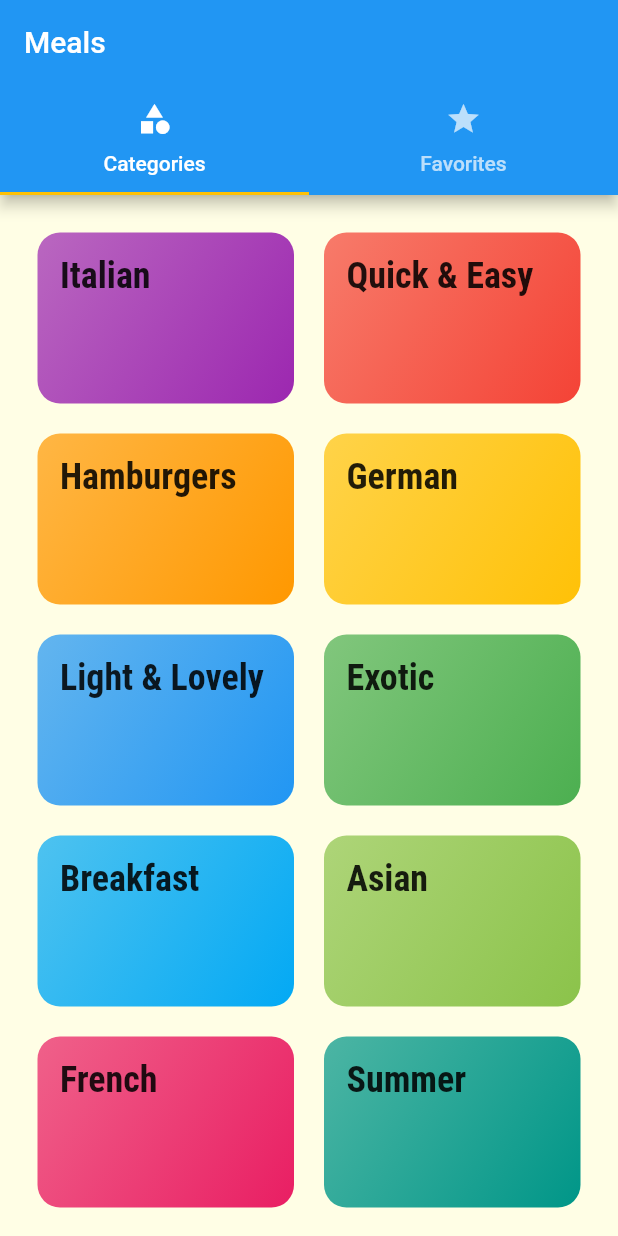
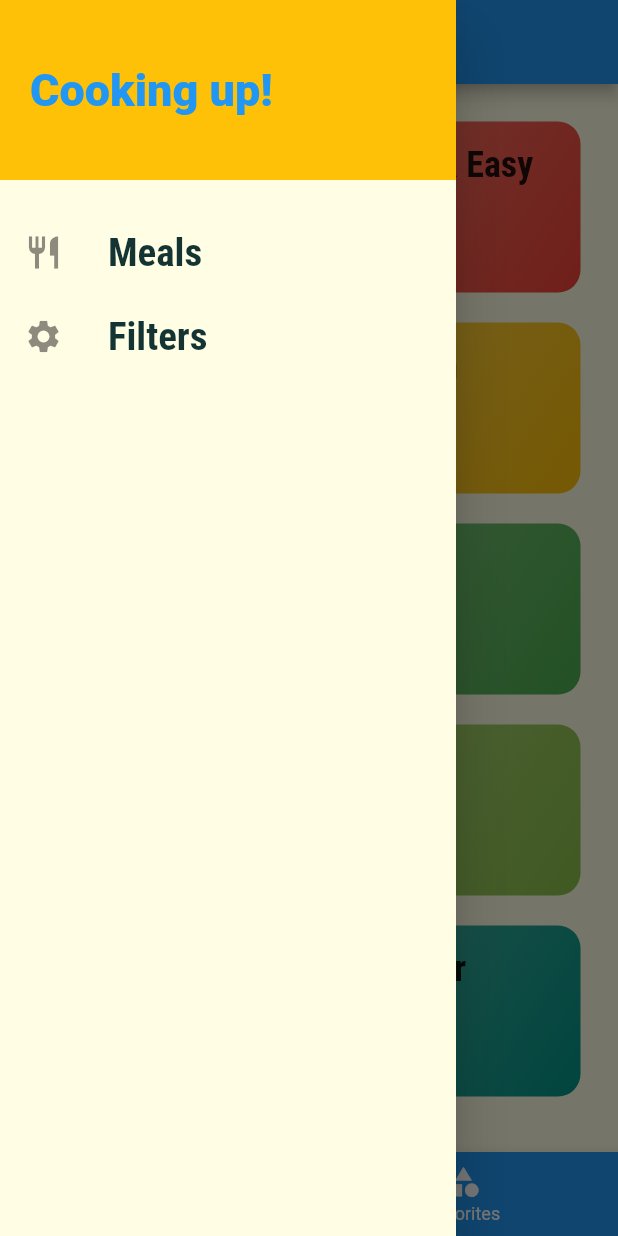
Before and after one commit to parsher/flutter_meal_app, a Flutter app: the screen it shows after launch, with the side drawer open (before the commit the screen has no drawer), on a phone screen of 412 x 824 dp. Run offline on Flutter 3.47's test engine with Material 2 defaults, Android fonts, the phone set to English and light mode, and no system bars; Roboto replaces fonts that are missing (Releway).

Commit message:
pop with data

```diff
--- a/lib/main.dart
+++ b/lib/main.dart
@@ -2,6 +2,7 @@ import 'package:flutter/material.dart';
 import './screens/tabs_screen.dart';
 import './screens/meal_detail_screen.dart';
 import './screens/category_meals_screen.dart';
+import './screens/filters_screen.dart';
 
 void main() => runApp(MyApp());
 
@@ -35,6 +36,7 @@ class MyApp extends StatelessWidget {
         '/': (ctx) => TabScreen(),
         CategoryMealsScreen.routeName: (ctx) => CategoryMealsScreen(),
         MealDetailScreen.routeName: (ctx) => MealDetailScreen(),
+        FiltersScreen.routeName: (ctx) => FiltersScreen(),
       },
       // onGenerateRoute: (settings) {
         // if (settings.name == '/meal-detail') {
--- /dev/null
+++ b/lib/screens/filters_screen.dart
@@ -0,0 +1,19 @@
+import 'package:flutter/material.dart';
+import '../widgets/main_drawer.dart';
+
+class FiltersScreen extends StatelessWidget {
+  static const routeName = '/filters';
+
+  @override
+  Widget build(BuildContext context) {
+    return Scaffold(
+      drawer: MainDrawer(),
+      body: Center(
+        child: Text('Filters!'),
+      ),
+      appBar: AppBar(
+        title: Text('Your Filters'),
+      ),
+    );
+  }
+}
--- a/lib/screens/tabs_screen.dart
+++ b/lib/screens/tabs_screen.dart
@@ -1,4 +1,5 @@
 import 'package:flutter/material.dart';
+import '../widgets/main_drawer.dart';
 import './favorites_screen.dart';
 import './categories_screen.dart';
 
@@ -8,31 +9,42 @@ class TabScreen extends StatefulWidget {
 }
 
 class _TabScreenState extends State<TabScreen> {
+  final List<Map<String, Object>> _pages = [
+    {'page': CategoriesScreen(), 'title': 'Categories'},
+    {'page': FavoritesScreen(), 'title': 'Your Favorite'},
+  ];
+  int _selectedPageIndex = 0;
+
+  void _selectPage(int index) {
+    setState(() {
+      _selectedPageIndex = index;
+    });
+  }
+
   @override
   Widget build(BuildContext context) {
-    return DefaultTabController(
-      length: 2,
-      // initialIndex: 0,
-      child: Scaffold(
-        appBar: AppBar(
-          title: Text('Meals'),
-          bottom: TabBar(
-            tabs: <Widget>[
-              Tab(
-                icon: Icon(Icons.category),
-                text: 'Categories',
-              ),
-              Tab(
-                icon: Icon(Icons.star),
-                text: 'Favorites',
-              ),
-            ],
+    return Scaffold(
+      appBar: AppBar(
+        title: Text(_pages[_selectedPageIndex]['title']),
+      ),
+      drawer: MainDrawer(),
+      body: _pages[_selectedPageIndex]['page'],
+      bottomNavigationBar: BottomNavigationBar(
+        onTap: _selectPage,
+        backgroundColor: Theme.of(context).primaryColor,
+        unselectedItemColor: Colors.white,
+        selectedItemColor: Theme.of(context).accentColor,
+        currentIndex: _selectedPageIndex,
+        items: [
+          BottomNavigationBarItem(
+            icon: Icon(Icons.category),
+            title: Text('Categories'),
           ),
-        ),
-        body: TabBarView(children: <Widget>[
-          CategoriesScreen(),
-          FavoritesScreen(),
-        ],),
+          BottomNavigationBarItem(
+            icon: Icon(Icons.category),
+            title: Text('Favorites'),
+          ),
+        ],
       ),
     );
   }
--- /dev/null
+++ b/lib/widgets/main_drawer.dart
@@ -0,0 +1,63 @@
+import 'package:flutter/material.dart';
+import '../screens/filters_screen.dart';
+
+class MainDrawer extends StatelessWidget {
+  Widget buildListTile(String title, IconData icon, Function tabHandler) {
+    return ListTile(
+      leading: Icon(
+        icon,
+        size: 26,
+      ),
+      title: Text(
+        title,
+        style: TextStyle(
+          fontFamily: 'RobotoCondensed',
+          fontSize: 26,
+          fontWeight: FontWeight.bold,
+        ),
+      ),
+      onTap: tabHandler,
+    );
+  }
+
+  @override
+  Widget build(BuildContext context) {
+    return Drawer(
+      child: Column(
+        children: <Widget>[
+          Container(
+            height: 120,
+            width: double.infinity,
+            padding: EdgeInsets.all(20),
+            alignment: Alignment.centerLeft,
+            color: Theme.of(context).accentColor,
+            child: Text(
+              'Cooking up!',
+              style: TextStyle(
+                  fontWeight: FontWeight.w900,
+                  fontSize: 30,
+                  color: Theme.of(context).primaryColor),
+            ),
+          ),
+          SizedBox(
+            height: 20,
+          ),
+          buildListTile(
+            'Meals',
+            Icons.restaurant,
+            () {
+              Navigator.of(context).pushReplacementNamed('/');
+            },
+          ),
+          buildListTile(
+            'Filters',
+            Icons.settings,
+            () {
+              Navigator.of(context).pushReplacementNamed(FiltersScreen.routeName);
+            },
+          ),
+        ],
+      ),
+    );
+  }
+}
```
Also changed, not shown: lib/screens/category_meals_screen.dart (+45 -18 lines), lib/screens/meal_detail_screen.dart (+8 -0 lines), lib/widgets/meal_item.dart (+10 -1 lines).
